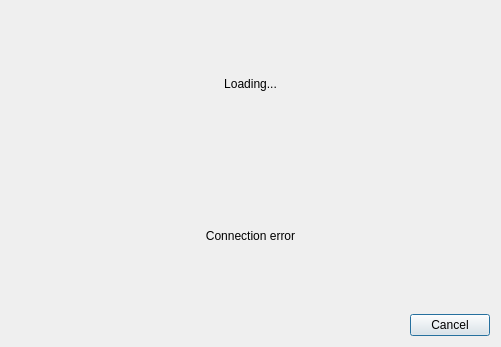
Qt form client/src/ui/dialogs/ldap_users_dialog.ui (networkoptix/nx_open) before a commit.
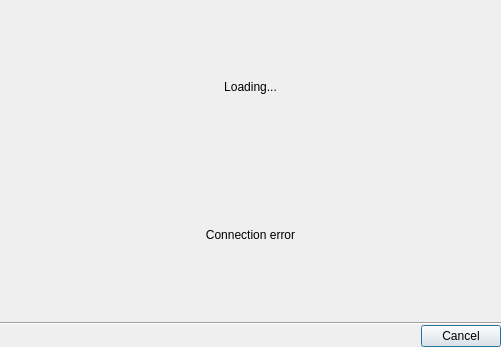
The same form after that commit. Custom widgets are drawn as their Qt base class.

Commit message:
VMS-2217: horizontal separator lines above buttonboxes
<==== Mercurial data ====>
Branch: dev_3.0.0_gui

Diff of the .ui file:
```diff
--- a/client/src/ui/dialogs/ldap_users_dialog.ui
+++ b/client/src/ui/dialogs/ldap_users_dialog.ui
@@ -13,7 +13,36 @@
   <property name="windowTitle">
    <string>Fetch Users from LDAP...</string>
   </property>
-  <layout class="QVBoxLayout" name="verticalLayout" stretch="0,0">
+  <layout class="QVBoxLayout" name="verticalLayout_1">
+   <property name="spacing">
+    <number>0</number>
+   </property>
+   <property name="leftMargin">
+    <number>0</number>
+   </property>
+   <property name="topMargin">
+    <number>0</number>
+   </property>
+   <property name="rightMargin">
+    <number>0</number>
+   </property>
+   <property name="bottomMargin">
+    <number>0</number>
+   </property>
+   <item>
+    <layout class="QVBoxLayout" name="verticalLayout">
+     <property name="leftMargin">
+      <number>16</number>
+     </property>
+     <property name="topMargin">
+      <number>16</number>
+     </property>
+     <property name="rightMargin">
+      <number>16</number>
+     </property>
+     <property name="bottomMargin">
+      <number>16</number>
+     </property>
    <item>
     <widget class="QStackedWidget" name="stackedWidget">
      <property name="currentIndex">
@@ -98,6 +127,15 @@
        </item>
       </layout>
      </widget>
+      </widget>
+     </item>
+    </layout>
+   </item>
+   <item>
+    <widget class="Line" name="line">
+     <property name="orientation">
+      <enum>Qt::Horizontal</enum>
+     </property>
     </widget>
    </item>
    <item>
```
Lines whose indentation alone changed are shown as unchanged. The commit also changes 3 other files.
